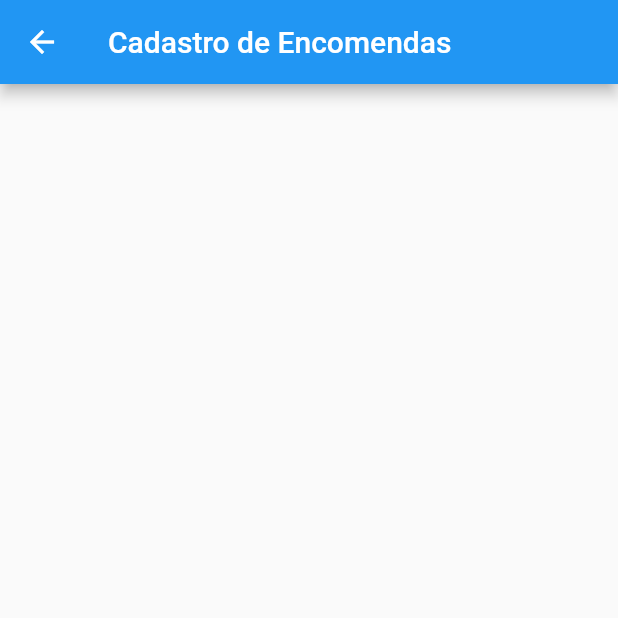
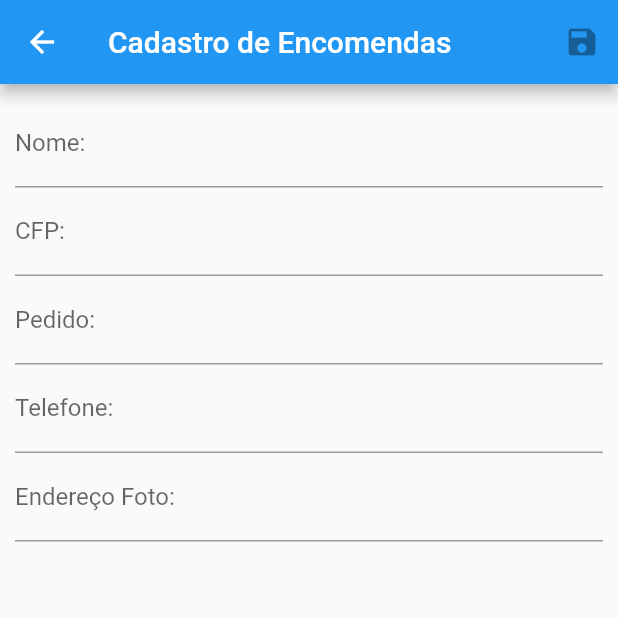
Before and after one commit to KarenViolim/DDM-Flutter, a Flutter app: the screen it shows after launch, after a tap on the "add" icon, on a phone screen of 412 x 824 dp, the top half of it. Run offline on Flutter 3.47's test engine with Material 2 defaults, Android fonts, the phone set to English and light mode, and no system bars; our stand-ins replace flutter_mobx, get_it, mask_text_input_formatter, mobx, sqflite; accounts and stored records are empty; generated files the repository leaves out were written again; network calls fail.

```diff
--- a/encomendas_crud/lib/app/database/sqlite/connection.dart
+++ b/encomendas_crud/lib/app/database/sqlite/connection.dart
@@ -8,6 +8,7 @@ class Connection{
   static Future<Database> get() async{
     if (_db==null){
       var path = join(await getDatabasesPath(), 'banco_encomendas');
+      //deleteDatabase(path);
       _db = await openDatabase(
         path,
         version: 1,
--- a/encomendas_crud/lib/app/database/sqlite/script.dart
+++ b/encomendas_crud/lib/app/database/sqlite/script.dart
@@ -1,7 +1,7 @@
 
 final createTable='''
   CREATE TABLE encomenda(
-    id INT PRIMARY KEY
+    id INTEGER NOT NULL PRIMARY KEY
     ,nome VARCHAR(200) NOT NULL
     ,cpf CHAR(14) NOT NULL
     ,pedido VARCHAR(255) NOT NULL
--- a/encomendas_crud/lib/app/view/encomenda_form.dart
+++ b/encomendas_crud/lib/app/view/encomenda_form.dart
@@ -1,16 +1,59 @@
 import 'package:flutter/material.dart';
+import 'package:mask_text_input_formatter/mask_text_input_formatter.dart';
 
-class EncomendaForm extends StatefulWidget {
-  @override
-  _EncomendaFormState createState() => _EncomendaFormState();
-}
+class EncomendaForm extends StatelessWidget {
+  Widget fieldName() {
+    return TextFormField(decoration: InputDecoration(labelText: 'Nome: '));
+  }
 
-class _EncomendaFormState extends State<EncomendaForm> {
+  Widget fieldCPF() {
+    var mask = MaskTextInputFormatter(mask: '###.###.###-##');
+    return TextFormField(
+        inputFormatters: [mask],
+        keyboardType: TextInputType.number,
+        decoration:
+            InputDecoration(labelText: 'CFP: ', hintText: '999.999.999-99'));
+  }
+
+  Widget fieldPedido() {
+    return TextFormField(decoration: InputDecoration(labelText: 'Pedido: '));
+  }
+
+  Widget fieldTelefone() {
+    var mask = MaskTextInputFormatter(mask: '(##) # ####-####');
+    return TextFormField(
+        inputFormatters: [mask],
+        keyboardType: TextInputType.number,
+        decoration: InputDecoration(
+            labelText: 'Telefone: ', hintText: '(99) 9 9999-9999'));
+  }
+
+  Widget fieldURLImage() {
+    return TextFormField(
+        decoration: InputDecoration(
+            labelText: 'Endereço Foto: ', hintText: 'http://www.site.com'));
+  }
+
   @override
   Widget build(BuildContext context) {
-     return Scaffold(
+    return Scaffold(
       appBar: AppBar(
-        title: Text("Cadastro de Encomendas")),
+        title: Text('Cadastro de Encomendas'),
+        actions: [IconButton(icon: Icon(Icons.save), onPressed: null)],
+      ),
+      body: Padding(
+        padding: EdgeInsets.all(10),
+        child: Form(
+            child: Column(
+          children: [
+            fieldName(),
+            fieldCPF(),
+            fieldPedido(),
+            fieldTelefone(),
+            fieldURLImage()
+          ],
+        )),
+      ),
     );
   }
 }
--- a/encomendas_crud/lib/app/view/encomenda_list.dart
+++ b/encomendas_crud/lib/app/view/encomenda_list.dart
@@ -1,27 +1,51 @@
 import 'package:encomendas_crud/app/database/sqlite/dao/encomendas_dao_impl.dart';
 import 'package:encomendas_crud/app/domain/entities/encomenda.dart';
 import 'package:encomendas_crud/app/my_app.dart';
+import 'package:encomendas_crud/app/view/encomenda_list_back.dart';
 import 'package:flutter/material.dart';
+import 'package:flutter_mobx/flutter_mobx.dart';
 
 class EncomendaList extends StatelessWidget {
-//  final lista=[
-//    {'nome':'Santiago','telefone':'(44)99766-0895','avatar':'https://cdn.pixabay.com/photo/2013/07/13/10/07/man-156584_960_720.png'},
-//    {'nome':'Karen','telefone':'(44)99826-4674','avatar':'https://cdn.pixabay.com/photo/2017/01/31/21/23/avatar-2027367_960_720.png'},
-//    {'nome':'Manuela','telefone':'(44)98828-6889','avatar':'https://cdn.pixabay.com/photo/2021/03/12/08/01/child-6089047_960_720.png'},
+  final _back = EncomendaListBack();
 
-//  ];
+  CircleAvatar circleAvatar(String url) {
+    return (Uri.tryParse(url).isAbsolute)
+        ? CircleAvatar(backgroundImage: NetworkImage(url))
+        : CircleAvatar(child: Icon(Icons.person));
+  }
 
-  Future<List<Encomenda>> _buscar() async {
-    return EncomendasDAOImpl().find();
+  Widget iconEditButton(Function onPressed) {
+    return IconButton(
+        icon: Icon(Icons.edit), color: Colors.orange, onPressed: onPressed);
+  }
+
+  Widget iconRemoveButton(BuildContext context, Function remove) {
+    return IconButton(
+        icon: Icon(Icons.delete),
+        color: Colors.red,
+        onPressed: () {
+          showDialog(
+              context: context,
+              builder: (context) => AlertDialog(
+                      title: Text('Excluir'),
+                      content: Text('Confirma a exclusão?'),
+                      actions: [
+                        FlatButton(
+                          child: Text('Não'),
+                          onPressed: () {
+                            Navigator.of(context).pop();
+                          },
+                        ),
+                        FlatButton(
+                          child: Text('Sim'),
+                          onPressed: remove,
+                        ),
+                      ]));
+        });
   }
 
   @override
   Widget build(BuildContext context) {
-    return FutureBuilder(
-        future: _buscar(),
-        builder: (context, futuro) {
-          if (futuro.hasData) {
-            List<Encomenda> lista = futuro.data;
     return Scaffold(
         appBar: AppBar(
           title: Text("Lista de Encomendas"),
@@ -34,38 +58,41 @@ class EncomendaList extends StatelessWidget {
             )
           ],
         ),
-              body: ListView.builder(
+        body: Observer(builder: (context) {
+          return FutureBuilder(
+              future: _back.list,
+              builder: (context, futuro) {
+                if (!futuro.hasData) {
+                  return CircularProgressIndicator();
+                } else {
+                  List<Encomenda> lista = futuro.data;
+                  return ListView.builder(
                     itemCount: lista.length,
                     itemBuilder: (context, i) {
                       var encomenda = lista[i];
-                  var avatar = CircleAvatar(
-                      backgroundImage: NetworkImage(encomenda.urlAvatar));
                       return ListTile(
-                    leading: avatar,
+                        leading: circleAvatar(encomenda.urlAvatar),
                         title: Text(encomenda.nome),
                         subtitle: Text(encomenda.pedido),
                         trailing: Container(
                           width: 100,
                           child: Row(
                             children: [
-                          IconButton(
-                            icon: Icon(Icons.edit),
-                            onPressed: null,
-                          ),
-                          IconButton(
-                            icon: Icon(Icons.delete),
-                            onPressed: null,
-                          ),
+                              iconEditButton(() {
+                                _back.goToForm(context, encomenda);
+                              }),
+                              iconRemoveButton(context, () {
+                                _back.remove(encomenda.id);
+                                Navigator.of(context).pop();
+                              })
                             ],
                           ),
                         ),
                       );
                     },
-              ),
                   );
-          } else {
-            return Scaffold();
                 }
               });
+        }));
   }
 }
--- a/encomendas_crud/pubspec.yaml
+++ b/encomendas_crud/pubspec.yaml
@@ -25,6 +25,7 @@ dependencies:
     sdk: flutter
   mobx: 1.2.1+4
   flutter_mobx: 1.1.0+2
+  mask_text_input_formatter: ^1.2.1
   sqflite: ^1.3.0
   get_it: 5.0.6
   path:
```
Also changed, not shown: encomendas_crud/pubspec.lock. Lines whose indentation alone changed are shown as unchanged.
